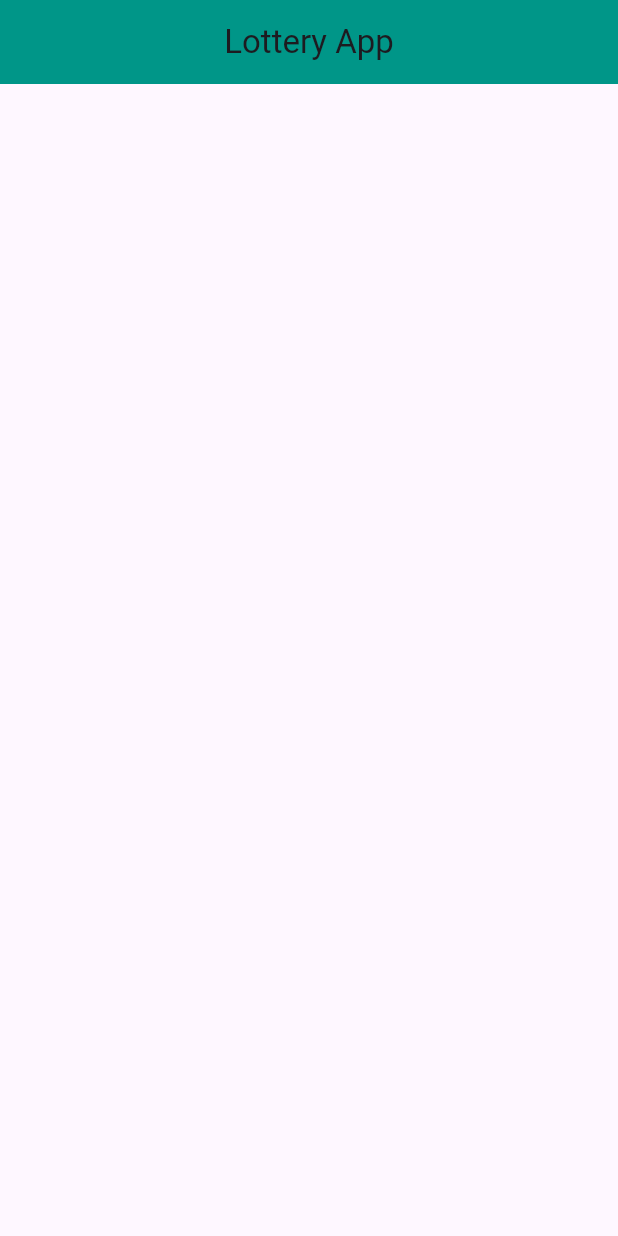
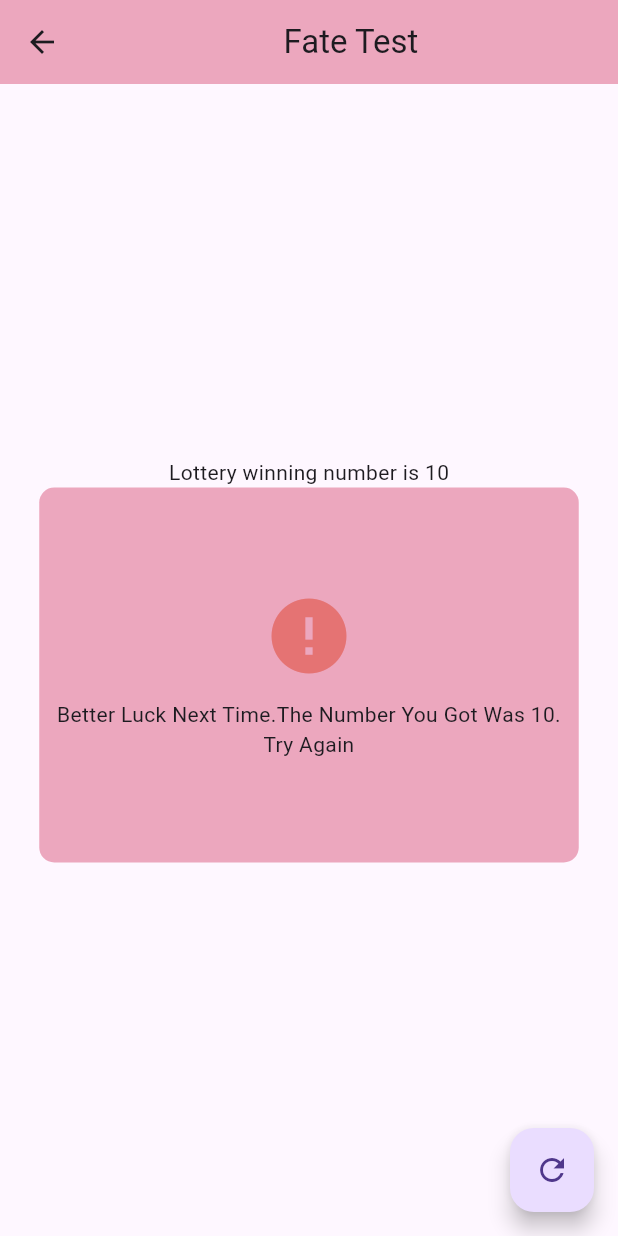
Before and after one commit to AbihaRiaz1703/first-Scar, a Flutter app: the Last screen opened directly, on a phone screen of 412 x 824 dp. Run offline on Flutter 3.47's test engine with Material 3 defaults, Android fonts, the phone set to English and light mode, and no system bars.

Commit message:
test comment

```diff
--- a/lib/cool.dart
+++ b/lib/cool.dart
@@ -1,3 +1,5 @@
+import 'dart:math';
+
 import 'package:flutter/material.dart';
 
 class Last extends StatefulWidget {
@@ -8,15 +10,58 @@ class Last extends StatefulWidget {
 }
 
 class _LastState extends State<Last> {
+  Random random = Random();
+  int x = 10;
   @override
   Widget build(BuildContext context) {
     return Scaffold(
       appBar: AppBar(
-        backgroundColor: Colors.teal,
-        title: const Center(child: Text('Lottery App')),
+        backgroundColor: const Color.fromARGB(255, 236, 167, 190),
+        title: const Center(child: Text('Fate Test')),
       ),
       body: Column(
-        children: [],
+        mainAxisAlignment: MainAxisAlignment.center,
+        crossAxisAlignment: CrossAxisAlignment.center,
+        children: [
+          const Center(child: Text('Lottery winning number is 10')),
+          Container(
+            height: 250,
+            decoration: BoxDecoration(
+                color: const Color.fromARGB(255, 236, 167, 190),
+                borderRadius: BorderRadius.circular(10)),
+            child: Padding(
+              padding: const EdgeInsets.all(10.0),
+              child: x == 5
+                  ? const Text('Condition Matches')
+                  : Column(
+                      mainAxisAlignment: MainAxisAlignment.center,
+                      crossAxisAlignment: CrossAxisAlignment.center,
+                      children: [
+                        Icon(
+                          Icons.error,
+                          color: Colors.red.shade300,
+                          size: 60,
+                        ),
+                        const SizedBox(
+                          height: 12,
+                        ),
+                        Text(
+                          'Better Luck Next Time.The Number You Got Was $x. \nTry Again',
+                          textAlign: TextAlign.center,
+                        )
+                      ],
+                    ),
+            ),
+          ),
+        ],
+      ),
+      floatingActionButton: FloatingActionButton(
+        onPressed: () {
+          x = random.nextInt(10);
+          print(x);
+          setState(() {});
+        },
+        child: const Icon(Icons.refresh),
       ),
     );
   }
--- a/lib/main.dart
+++ b/lib/main.dart
@@ -1,7 +1,9 @@
+// ignore: unused_import
 import 'package:first_project/cool.dart';
-// ignore: unused_import
 import 'package:first_project/same.dart';
 import 'package:flutter/material.dart';
+// ignore: unused_import
+import 'dart:math';
 
 void main() {
   runApp(const MyApp());
@@ -16,7 +18,7 @@ class MyApp extends StatelessWidget {
   Widget build(BuildContext context) {
     return const MaterialApp(
       debugShowCheckedModeBanner: false,
-      home: Last(),
+      home: HomeScreen(),
     );
   }
 }
```
Also changed, not shown: lib/same.dart (+11 -14 lines), images/ioj.jpg (deleted).
